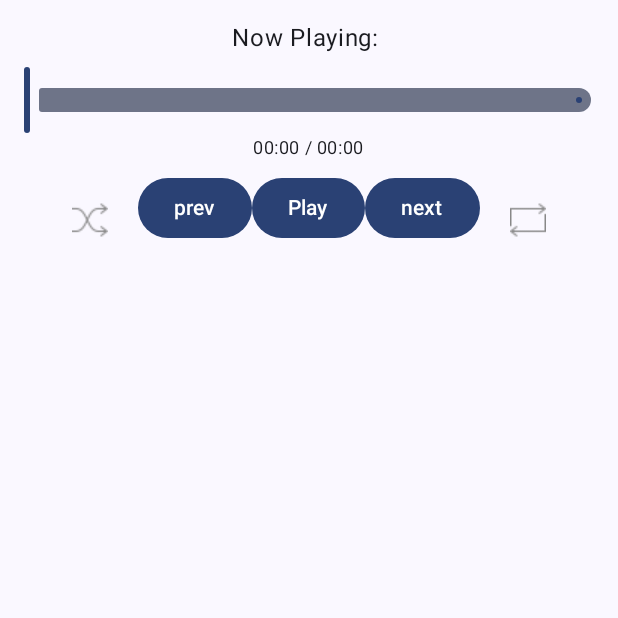
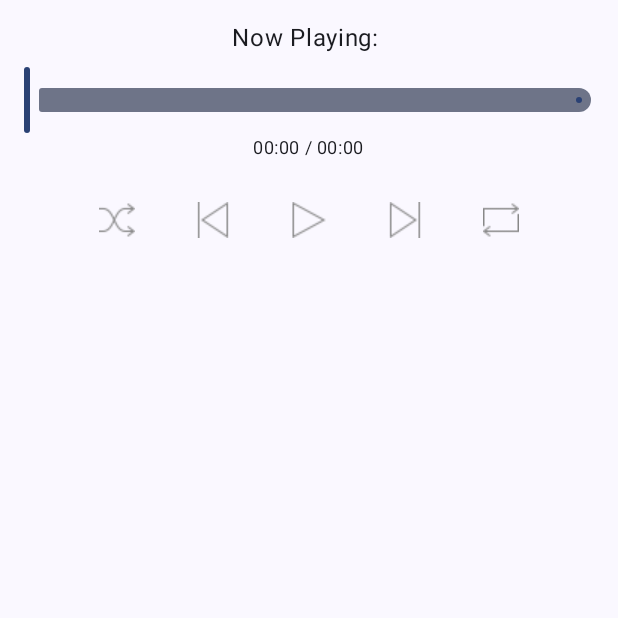
Before and after one commit to happyrym/MusicPlayer, an Android app built with Jetpack Compose: the composable MusicPlayerControls called with empty values, on a phone screen of 412 x 824 dp, the top half of it. Run offline under Robolectric (Android 15) with nearby library versions, the phone set to English and light mode, and no system bars; 1 statement that could not run was skipped.

Commit message:
feat: 버튼 icon으로 변경

```diff
--- a/app/src/main/java/com/rymin/musicplayer/ui/MusicListScreen.kt
+++ b/app/src/main/java/com/rymin/musicplayer/ui/MusicListScreen.kt
@@ -25,7 +25,6 @@ import androidx.compose.ui.draw.clip
 import androidx.compose.ui.graphics.Color
 import androidx.compose.ui.graphics.ColorFilter
 import androidx.compose.ui.graphics.asImageBitmap
-import androidx.compose.ui.graphics.painter.Painter
 import androidx.compose.ui.layout.ContentScale
 import androidx.compose.ui.platform.LocalContext
 import androidx.compose.ui.res.painterResource
@@ -283,15 +282,42 @@ fun MusicPlayerControls(
         Spacer(modifier = Modifier.height(8.dp))
 
         Row {
-            ShuffleButon(isShuffle, onClick = { onShuffleClick() })
-            Button(onClick = { onPrevClick() }) {
-                Text("prev")
+            ShuffleButton(isShuffle, onClick = { onShuffleClick() })
+            IconButton(
+                onClick = { onPrevClick() },
+                modifier = Modifier.padding(8.dp)
+            ) {
+                Image(
+                    modifier = Modifier.size(24.dp),
+                    painter = painterResource(id = R.drawable.ic_btn_prev),
+                    contentScale = ContentScale.Fit,
+                    contentDescription = "Prev Button",
+                    colorFilter = if (!isShuffle) ColorFilter.tint(Color.Gray) else null,
+                )
             }
-            Button(onClick = { onPlayPauseClick() }) {
-                Text(if (isPlaying) "Pause" else "Play")
+            IconButton(
+                onClick = { onPlayPauseClick() },
+                modifier = Modifier.padding(8.dp)
+            ) {
+                Image(
+                    modifier = Modifier.size(24.dp),
+                    painter = painterResource(id =if (isPlaying) R.drawable.ic_btn_pause else R.drawable.ic_btn_play),
+                    contentScale = ContentScale.Fit,
+                    contentDescription = "Prev Button",
+                    colorFilter = if (!isShuffle) ColorFilter.tint(Color.Gray) else null,
+                )
             }
-            Button(onClick = { onNextClick() }) {
-                Text("next")
+            IconButton(
+                onClick = { onNextClick() },
+                modifier = Modifier.padding(8.dp)
+            ) {
+                Image(
+                    modifier = Modifier.size(24.dp),
+                    painter = painterResource(id = R.drawable.ic_btn_next),
+                    contentScale = ContentScale.Fit,
+                    contentDescription = "Prev Button",
+                    colorFilter = if (!isShuffle) ColorFilter.tint(Color.Gray) else null,
+                )
             }
             LoopButton(isLoop, onClick = { onLoopClick() })
         }
@@ -299,7 +325,7 @@ fun MusicPlayerControls(
 
 }
 @Composable
-fun ShuffleButon(isShuffle: Boolean, onClick: () -> Unit) {
+fun ShuffleButton(isShuffle: Boolean, onClick: () -> Unit) {
     IconButton(
         onClick = { onClick() },
         modifier = Modifier.padding(8.dp)
```
